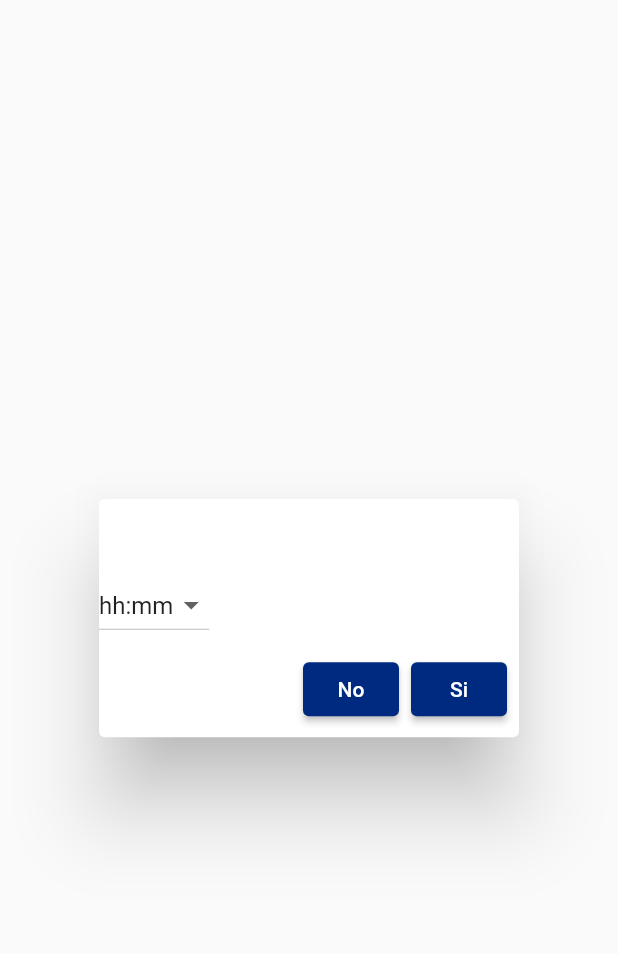
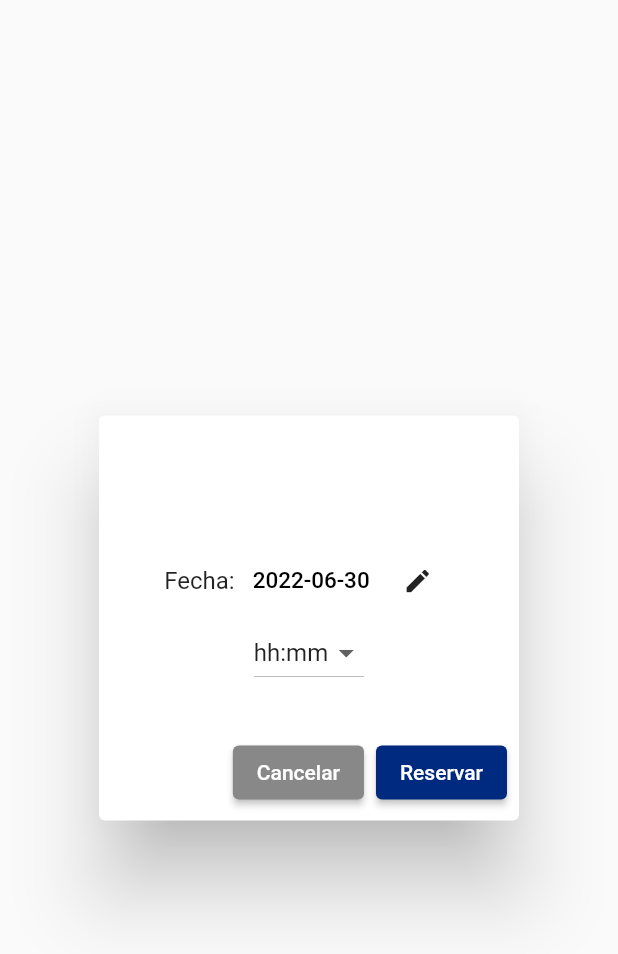
Before and after one commit to daviditco4/teachme-app, a Flutter app: the AlertClass widget shown alone on an empty page, opened directly with empty values, on a phone screen of 412 x 824 dp. Shown: the top 954 px of the screen. Run offline on Flutter 3.47's test engine with Material 2 defaults, Android fonts, the phone set to English and light mode, and no system bars; our stand-ins replace cloud_firestore, firebase_auth, firebase_core, firebase_storage, flutter_rating_bar, font_awesome_flutter and 3 more; missing offline and left inert: flutter_google_places, google_api_headers, google_maps_webservice; accounts and stored records are empty.

Commit message:
Cuando se busca un profesor, se puede elegir cualquier fecha para reservar la clase

```diff
--- a/lib/helpers/classes_keys.dart
+++ b/lib/helpers/classes_keys.dart
@@ -4,5 +4,6 @@ class ClassesKeys {
   static const teacherUid = 'teacherUid';
   static const subjectId = 'subjectId';
   static const time = 'time';
+  static const date = 'date';
   static const cost = 'cost';
 }
--- a/lib/pages/search_page.dart
+++ b/lib/pages/search_page.dart
@@ -51,8 +51,8 @@ class _SearchPage extends State<SearchPage> {
     showDialog<bool>(
       context: context,
       builder: (context) => AlertClass(
-          title: 'Queres reservar la clase?',
-          subTitle: 'Seleccionar un horario disponible: ',
+          title: '¿Querés reservar la clase?',
+          subTitle: 'Seleccioná una fecha y horario disponibles: ',
           teacherUid: teacherUid,
           subjectId: subjectId),
     );
--- a/lib/widgets/alertClass.dart
+++ b/lib/widgets/alertClass.dart
@@ -28,8 +28,10 @@ class AlertClass extends StatefulWidget {
 }
 
 class _AlertClass extends State<AlertClass> {
-  String dropdownValue = 'hh:mm';
+  final user = FirebaseAuth.instance.currentUser!;
+  String selectedHour = 'hh:mm';
   List<String> availableHours = ['hh:mm'];
+  DateTime selectedDate = DateTime.now();
 
   @override
   void initState() {
@@ -41,16 +43,32 @@ class _AlertClass extends State<AlertClass> {
   Widget build(BuildContext context) {
     return AlertDialog(
       title: Text(widget.title),
-      contentPadding: EdgeInsets.zero,
-      content: Row(
+      content: Column(
+        mainAxisSize: MainAxisSize.min,
         children: <Widget>[
           Text(widget.subTitle),
+          Row(
+            mainAxisAlignment: MainAxisAlignment.center,
+            children: <Widget>[
+              const Text("Fecha: "),
+              TextButton(
+                  child: Text(_getDate(selectedDate),
+                      style:
+                          const TextStyle(color: Colors.black, fontSize: 15.0)),
+                  onPressed: () => _selectDate(context)),
+              IconButton(
+                  icon: const Icon(Icons.edit),
+                  onPressed: () => _selectDate(context),
+                  iconSize: 20.0)
+            ],
+          ),
           DropdownButton<String>(
-            value: dropdownValue,
+            menuMaxHeight: 200.0,
+            value: selectedHour,
             icon: const Icon(Icons.arrow_drop_down),
             onChanged: (String? newValue) {
               setState(() {
-                dropdownValue = newValue!;
+                selectedHour = newValue!;
               });
             },
             items: availableHours.map<DropdownMenuItem<String>>((String value) {
@@ -65,15 +83,15 @@ class _AlertClass extends State<AlertClass> {
       actions: [
         ElevatedButton(
           onPressed: () => Navigator.pop(context, false),
-          child: const Text('No'),
+          child: const Text('Cancelar'),
           style: ButtonStyle(
               backgroundColor:
-                  MaterialStateProperty.all(MyColors.buttonCardClass)),
+                  MaterialStateProperty.all(MyColors.defaultColor)),
         ),
         ElevatedButton(
           onPressed: () => _handleBookedClass(
-              context, widget.teacherUid, widget.subjectId, dropdownValue),
-          child: const Text('Si'),
+              context, widget.teacherUid, widget.subjectId, selectedHour),
+          child: const Text('Reservar'),
           style: ButtonStyle(
               backgroundColor:
                   MaterialStateProperty.all(MyColors.buttonCardClass)),
@@ -98,24 +116,43 @@ class _AlertClass extends State<AlertClass> {
             for (int hour = availableFrom; hour <= availableUpTo; ++hour) {
               availableHours.add(hour.toString() + ":00");
             }
-            dropdownValue = availableHours[0];
+            selectedHour = availableHours[0];
           })
         });
   }
+
+  Future<void> _selectDate(BuildContext context) async {
+    final DateTime? picked = await showDatePicker(
+        context: context,
+        initialDate: selectedDate,
+        firstDate: selectedDate,
+        lastDate: DateTime(2101));
+    if (picked != null && picked != selectedDate) {
+      setState(() {
+        selectedDate = picked;
+      });
+    }
+  }
+
+  String _getDate(DateTime dateTime) {
+    return dateTime.toLocal().toString().split(' ')[0];
+  }
+
+  String _getTime(String time) {
+    return time.split(':')[0];
   }
 
   void _handleBookedClass(
       BuildContext context, String teacherUid, String subjectId, String time) {
     Navigator.pop(context, true);
-  _updateClassesCollection(teacherUid, subjectId, time);
+    _updateClassesCollection(teacherUid, subjectId);
   }
 
-void _updateClassesCollection(
-    String teacherUid, String subjectId, String time) async {
+  void _updateClassesCollection(String teacherUid, String subjectId) async {
+    FirebaseFirestore store = FirebaseFirestore.instance;
+
     try {
-    final user = FirebaseAuth.instance.currentUser!;
-
-    await FirebaseFirestore.instance
+      await store
           .collection(StudentsKeys.collectionName)
           .doc(user.uid)
           .collection(ClassesKeys.collectionName)
@@ -123,19 +160,21 @@ void _updateClassesCollection(
         //ClassesKeys.studentUid: user.uid,
         //TODO: Campo Date
         ClassesKeys.teacherUid: teacherUid,
-      ClassesKeys.time: time,
+        ClassesKeys.date: _getDate(selectedDate),
+        ClassesKeys.time: _getTime(selectedHour),
         ClassesKeys.subjectId: subjectId,
         ClassesKeys.cost: 'to be determined'
       });
 
-    await FirebaseFirestore.instance
+      await store
           .collection(TeachersKeys.collectionName)
           .doc(teacherUid)
           .collection(ClassesKeys.collectionName)
           .add({
         ClassesKeys.studentUid: user.uid,
         //ClassesKeys.teacherUid: teacherUid,
-      ClassesKeys.time: time,
+        ClassesKeys.date: _getDate(selectedDate),
+        ClassesKeys.time: _getTime(selectedHour),
         ClassesKeys.subjectId: subjectId,
         ClassesKeys.cost: 'to be determined'
       });
@@ -144,3 +183,4 @@ void _updateClassesCollection(
       print(e);
     }
   }
+}
```
Lines whose indentation alone changed are shown as unchanged.
